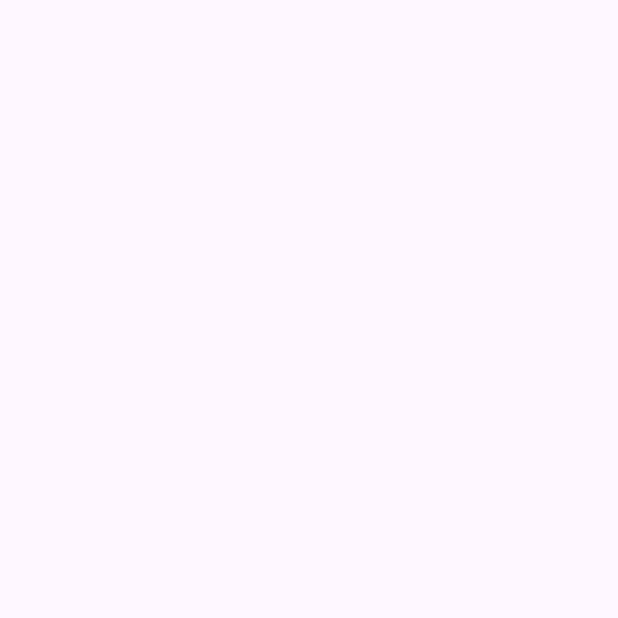
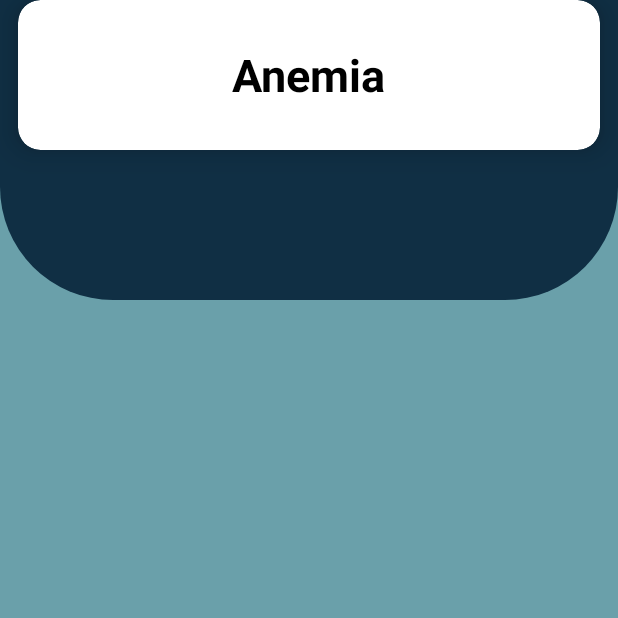
Before and after one commit to EuToTrist/ProjetoMobile, an Android app: the DoencaActivity screen opened directly, with no data from a screen before it, on a phone screen of 412 x 824 dp, the top half of it. Before the commit the part shown is empty. Run offline under Robolectric (Android 15) with nearby library versions, the phone set to English and light mode, and no system bars.

Commit message:
Update no front-end do ActivityDoença

```diff
--- a/app/src/main/res/layout/activity_doenca.xml
+++ b/app/src/main/res/layout/activity_doenca.xml
@@ -4,6 +4,43 @@
     xmlns:tools="http://schemas.android.com/tools"
     android:layout_width="match_parent"
     android:layout_height="match_parent"
+    android:orientation="vertical"
+    android:background="@color/blue_4"
     tools:context=".DoencaActivity">
 
+    <View
+        android:id="@+id/top_view"
+        android:layout_width="match_parent"
+        android:layout_height="200dp"
+        android:orientation="vertical"
+        android:background="@drawable/big_view"
+        />
+
+    <androidx.cardview.widget.CardView
+        android:layout_width="match_parent"
+        android:layout_height="100dp"
+        app:cardCornerRadius="15dp"
+        android:layout_columnWeight="1"
+        android:layout_margin="12dp"
+        app:cardElevation="12dp">
+
+        <LinearLayout
+            android:layout_width="match_parent"
+            android:layout_height="match_parent"
+            android:orientation="vertical"
+            android:gravity="center">
+
+            <TextView
+                android:layout_width="wrap_content"
+                android:layout_height="wrap_content"
+                android:layout_gravity="center_horizontal"
+                android:text="Anemia"
+                android:textSize="30dp"
+                android:textColor="@color/black"
+                android:textStyle="bold" />
+
+        </LinearLayout>
+
+    </androidx.cardview.widget.CardView>
+
 </androidx.constraintlayout.widget.ConstraintLayout>
```
